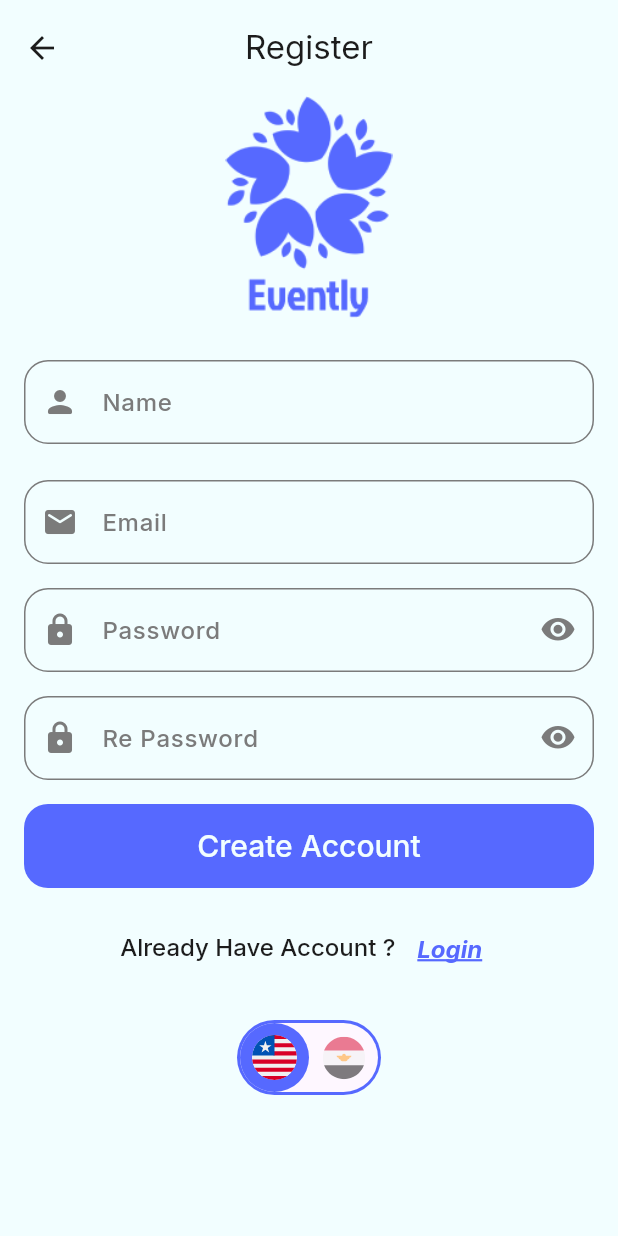
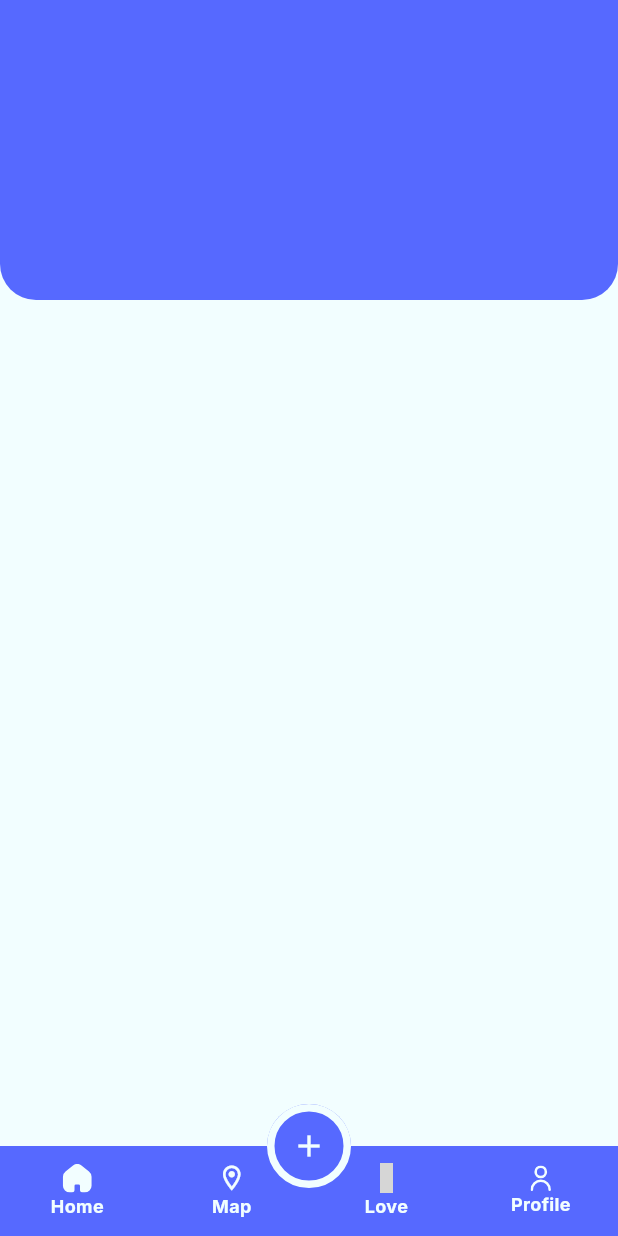
Before and after one commit to KerolesMayz/evently_app, a Flutter app: the screen it shows after launch, on a phone screen of 412 x 824 dp. Run offline on Flutter 3.47's test engine with Material 3 defaults, Android fonts, the light colour scheme and no system bars; drawn by our look-alikes of animated_toggle_switch; our stand-ins replace flutter_screenutil, flutter_svg, google_fonts, icons_plus; grey boxes are pictures that could not be loaded.

Commit message:
main layout and tabs initialized finished BottomNavBar

```diff
--- a/lib/config/theme_manager/theme_manager.dart
+++ b/lib/config/theme_manager/theme_manager.dart
@@ -91,6 +91,34 @@ class ThemeManager {
           borderRadius: BorderRadius.circular(16.r),
           side: const BorderSide(width: 1, color: ColorsManager.blue),
         ),
-      ));
+      ),
+      bottomNavigationBarTheme: BottomNavigationBarThemeData(
+          type: BottomNavigationBarType.fixed,
+          backgroundColor: ColorsManager.blue,
+          elevation: 0,
+          selectedItemColor: ColorsManager.white,
+          unselectedItemColor: ColorsManager.white,
+          showSelectedLabels: true,
+          showUnselectedLabels: true,
+          selectedIconTheme: IconThemeData(
+            color: ColorsManager.white,
+            size: 24.r,
+          ),
+          unselectedIconTheme: IconThemeData(
+            color: ColorsManager.white,
+            size: 20.r,
+          ),
+          selectedLabelStyle:
+              GoogleFonts.inter(fontWeight: FontWeight.w700, fontSize: 12),
+          unselectedLabelStyle:
+              GoogleFonts.inter(fontWeight: FontWeight.w700, fontSize: 12)),
+      floatingActionButtonTheme: FloatingActionButtonThemeData(
+          iconSize: 24.r,
+          backgroundColor: ColorsManager.blue,
+          foregroundColor: ColorsManager.white,
+          elevation: 0,
+          sizeConstraints: BoxConstraints(minWidth: 56.r, minHeight: 56.r),
+          shape: StadiumBorder(
+              side: BorderSide(color: ColorsManager.white, width: 5.r))));
   static final ThemeData darkTheme = ThemeData();
 }
--- a/lib/core/resources/assets_manager.dart
+++ b/lib/core/resources/assets_manager.dart
@@ -6,4 +6,8 @@ class AssetsManager {
   static const String google = '$base/Google.svg';
   static const String email = '$base/Email.svg';
   static const String lock = '$base/Lock.svg';
+  static const String home = '$base/Home.svg';
+  static const String homeOutlined = '$base/Home_outlined.svg';
+  static const String person = '$base/Person.svg';
+  static const String personOutlined = '$base/Person_outlined.svg';
 }
--- a/lib/core/routes_manager/routes_manager.dart
+++ b/lib/core/routes_manager/routes_manager.dart
@@ -1,10 +1,12 @@
 import 'package:evently/screens/authentication/login/login.dart';
 import 'package:evently/screens/authentication/signup/signup.dart';
+import 'package:evently/screens/main_layout/main_layout.dart';
 import 'package:flutter/material.dart';
 
 class RoutesManager {
   static const String signup = '/signup';
   static const String login = '/login';
+  static const String mainLayout = '/mainLayout';
 
   static Route? router(RouteSettings settings) {
     switch (settings.name) {
@@ -12,6 +14,8 @@ class RoutesManager {
         return MaterialPageRoute(builder: (context) => const Signup());
       case login:
         return MaterialPageRoute(builder: (context) => const Login());
+      case mainLayout:
+        return MaterialPageRoute(builder: (context) => const MainLayout());
       default:
         return null;
     }
--- a/lib/evently_app.dart
+++ b/lib/evently_app.dart
@@ -17,7 +17,7 @@ class EventlyApp extends StatelessWidget {
               theme: ThemeManager.lightTheme,
               darkTheme: ThemeManager.darkTheme,
               onGenerateRoute: RoutesManager.router,
-              initialRoute: RoutesManager.signup,
+              initialRoute: RoutesManager.mainLayout,
               themeMode: ThemeMode.system,
               debugShowCheckedModeBanner: false,
             ));
--- /dev/null
+++ b/lib/screens/main_layout/main_layout.dart
@@ -0,0 +1,74 @@
+import 'package:evently/core/resources/assets_manager.dart';
+import 'package:evently/screens/main_layout/tabs/home_tab/home_tab.dart';
+import 'package:evently/screens/main_layout/tabs/love_tab/love_tab.dart';
+import 'package:evently/screens/main_layout/tabs/map_tab/map_tab.dart';
+import 'package:evently/screens/main_layout/tabs/profile_tab/profile_tab.dart';
+import 'package:flutter/material.dart';
+import 'package:flutter_screenutil/flutter_screenutil.dart';
+import 'package:flutter_svg/flutter_svg.dart';
+import 'package:icons_plus/icons_plus.dart';
+
+class MainLayout extends StatefulWidget {
+  const MainLayout({super.key});
+
+  @override
+  State<MainLayout> createState() => _MainLayoutState();
+}
+
+class _MainLayoutState extends State<MainLayout> {
+  int _selectedTab = 0;
+  List<Widget> tabs = const [HomeTab(), MapTab(), LoveTab(), ProfileTab()];
+
+  void _onTabClick(int index) {
+    setState(() {
+      _selectedTab = index;
+    });
+  }
+
+  @override
+  Widget build(BuildContext context) {
+    return Scaffold(
+      floatingActionButtonLocation: FloatingActionButtonLocation.centerDocked,
+      floatingActionButton: FloatingActionButton(
+        onPressed: () {},
+        child: const Icon(Icons.add),
+      ),
+      bottomNavigationBar: SizedBox(
+        height: 60.h,
+        child: BottomNavigationBar(
+          currentIndex: _selectedTab,
+          onTap: _onTabClick,
+          items: [
+            BottomNavigationBarItem(
+                icon: SvgPicture.asset(AssetsManager.homeOutlined,
+                    width: 17, height: 17),
+                activeIcon: SvgPicture.asset(
+                  AssetsManager.home,
+                  width: 20,
+                  height: 20,
+                ),
+                label: 'Home'),
+            const BottomNavigationBarItem(
+                icon: Icon(Icons.location_on_outlined),
+                activeIcon: Icon(Icons.location_on),
+                label: 'Map'),
+            const BottomNavigationBarItem(
+                icon: Icon(EvaIcons.heart_outline),
+                activeIcon: Icon(EvaIcons.heart),
+                label: 'Love'),
+            BottomNavigationBarItem(
+                icon: SvgPicture.asset(AssetsManager.personOutlined,
+                    width: 17, height: 17),
+                activeIcon: SvgPicture.asset(
+                  AssetsManager.person,
+                  width: 20,
+                  height: 20,
+                ),
+                label: 'Profile'),
+          ],
+        ),
+      ),
+      body: tabs[_selectedTab],
+    );
+  }
+}
--- /dev/null
+++ b/lib/screens/main_layout/tabs/home_tab/home_tab.dart
@@ -0,0 +1,24 @@
+import 'package:flutter/material.dart';
+import 'package:flutter_screenutil/flutter_screenutil.dart';
+
+import '../../../../core/resources/colors_manager.dart';
+
+class HomeTab extends StatelessWidget {
+  const HomeTab({super.key});
+
+  @override
+  Widget build(BuildContext context) {
+    return Column(
+      children: [
+        Container(
+          width: double.infinity,
+          height: 200.h,
+          decoration: BoxDecoration(
+              color: ColorsManager.blue,
+              borderRadius:
+                  BorderRadius.vertical(bottom: Radius.circular(24.r))),
+        )
+      ],
+    );
+  }
+}
--- /dev/null
+++ b/lib/screens/main_layout/tabs/love_tab/love_tab.dart
@@ -0,0 +1,10 @@
+import 'package:flutter/material.dart';
+
+class LoveTab extends StatelessWidget {
+  const LoveTab({super.key});
+
+  @override
+  Widget build(BuildContext context) {
+    return const Placeholder();
+  }
+}
--- /dev/null
+++ b/lib/screens/main_layout/tabs/map_tab/map_tab.dart
@@ -0,0 +1,10 @@
+import 'package:flutter/material.dart';
+
+class MapTab extends StatelessWidget {
+  const MapTab({super.key});
+
+  @override
+  Widget build(BuildContext context) {
+    return const Placeholder();
+  }
+}
--- /dev/null
+++ b/lib/screens/main_layout/tabs/profile_tab/profile_tab.dart
@@ -0,0 +1,10 @@
+import 'package:flutter/material.dart';
+
+class ProfileTab extends StatelessWidget {
+  const ProfileTab({super.key});
+
+  @override
+  Widget build(BuildContext context) {
+    return const Placeholder();
+  }
+}
```
Also changed, not shown: assets/images/Home.svg (added), assets/images/Home_outlined.svg (added), assets/images/Person.svg (added), assets/images/Person_outlined.svg (added).
